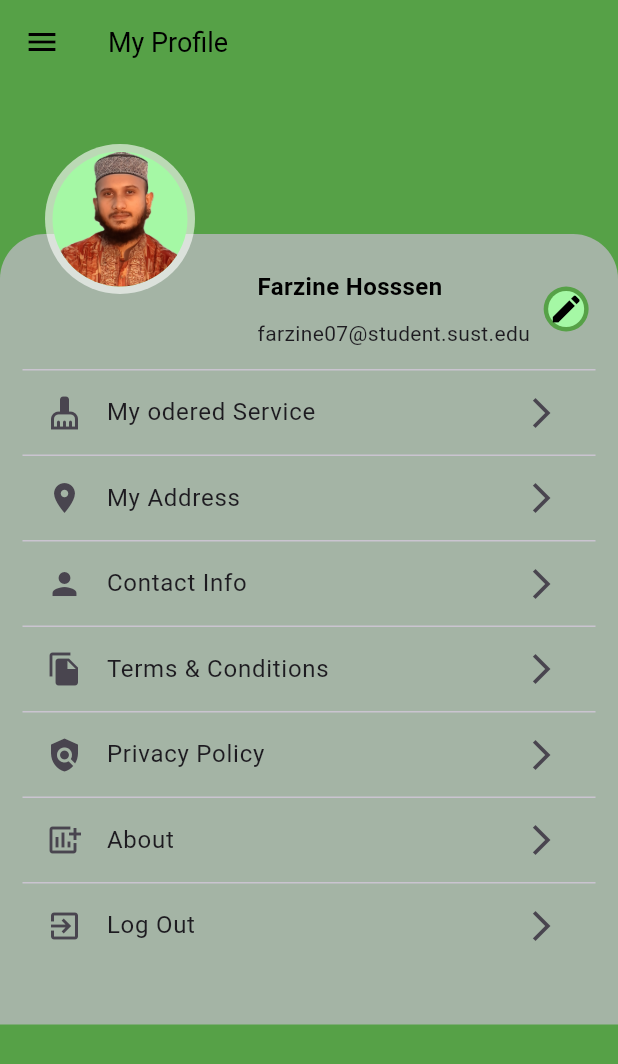
After one commit to Farzine/waste_management_and_recycle_application, a Flutter app: the MyProfile screen opened directly, on a phone screen of 412 x 824 dp. The commit adds this screen. Shown: the top 1064 px of the screen. Run offline on Flutter 3.47's test engine with Material 3 defaults, Android fonts, the phone set to English and light mode, and no system bars; our stand-ins replace firebase_auth, firebase_core, flutter_signin_button, google_sign_in; accounts and stored records are empty.

Commit message:
added my profile page

```diff
--- /dev/null
+++ b/lib/screens/my_profile/my_profile.dart
@@ -0,0 +1,135 @@
+import 'package:flutter/material.dart';
+import 'package:waste_management_and_recycle_application/screens/home/drawer_side.dart';
+
+class MyProfile extends StatelessWidget {
+  @override
+  Widget listTile({required IconData icon, required String title}) {
+    return Column(
+      children: [
+        Divider(
+          height: 1,
+        ),
+        ListTile(
+          leading: Icon(icon),
+          title: Text(title),
+          trailing: Icon(Icons.arrow_forward_ios),
+        ),
+      ],
+    );
+  }
+
+  Widget build(BuildContext context) {
+    return Scaffold(
+      backgroundColor: Color.fromARGB(255, 86, 161, 71),
+      appBar: AppBar(
+        iconTheme: IconThemeData(color: Colors.black),
+        backgroundColor: Color.fromARGB(255, 86, 161, 71),
+        elevation: 0.0,
+        title: Text(
+          'My Profile',
+          style: TextStyle(
+            color: Colors.black,
+            fontSize: 18,
+          ),
+        ),
+      ),
+      drawer: DrawerSide(),
+      body: Stack(
+        children: [
+          Column(
+            children: [
+              Container(
+                height: 100,
+                color: Color.fromARGB(255, 86, 161, 71),
+              ),
+              Container(
+                height: 527,
+                width: double.infinity,
+                padding: EdgeInsets.symmetric(horizontal: 15, vertical: 10),
+                decoration: BoxDecoration(
+                  color: Color.fromARGB(255, 164, 180, 165),
+                  borderRadius: BorderRadius.only(
+                    topLeft: Radius.circular(30),
+                    topRight: Radius.circular(30),
+                  ),
+                ),
+                child: ListView(
+                  children: [
+                    Row(
+                      mainAxisAlignment: MainAxisAlignment.end,
+                      children: [
+                        Container(
+                          width: 250,
+                          height: 80,
+                          padding: EdgeInsets.only(left: 20),
+                          child: Row(
+                            mainAxisAlignment: MainAxisAlignment.spaceAround,
+                            children: [
+                              Column(
+                                mainAxisAlignment: MainAxisAlignment.center,
+                                crossAxisAlignment: CrossAxisAlignment.start,
+                                children: [
+                                  Text(
+                                    'Farzine Hosssen',
+                                    style: TextStyle(
+                                        fontSize: 16,
+                                        fontWeight: FontWeight.bold,
+                                        color: Colors.black),
+                                  ),
+                                  SizedBox(
+                                    height: 10,
+                                  ),
+                                  Text('farzine07@student.sust.edu'),
+                                ],
+                              ),
+                              CircleAvatar(
+                                radius: 15,
+                                backgroundColor:
+                                    Color.fromARGB(255, 86, 161, 71),
+                                child: CircleAvatar(
+                                  radius: 12,
+                                  child: Icon(
+                                    Icons.edit,
+                                    color: Colors.black,
+                                  ),
+                                  backgroundColor:
+                                      Color.fromARGB(255, 165, 248, 165),
+                                ),
+                              ),
+                            ],
+                          ),
+                        ),
+                      ],
+                    ),
+                    listTile(
+                        icon: Icons.cleaning_services,
+                        title: 'My odered Service'),
+                    listTile(icon: Icons.location_on, title: 'My Address'),
+                    listTile(icon: Icons.person, title: 'Contact Info'),
+                    listTile(
+                        icon: Icons.file_copy, title: 'Terms & Conditions'),
+                    listTile(icon: Icons.policy, title: 'Privacy Policy'),
+                    listTile(icon: Icons.add_chart, title: 'About'),
+                    listTile(icon: Icons.exit_to_app, title: 'Log Out'),
+                  ],
+                ),
+              ),
+            ],
+          ),
+          Padding(
+            padding: const EdgeInsets.only(top: 40, left: 30),
+            child: CircleAvatar(
+              radius: 50,
+              backgroundColor: Colors.white60,
+              child: CircleAvatar(
+                backgroundImage: AssetImage("assets/profile_pic.png"),
+                radius: 45,
+                backgroundColor: Color.fromARGB(255, 165, 248, 165),
+              ),
+            ),
+          ),
+        ],
+      ),
+    );
+  }
+}
--- a/pubspec.yaml
+++ b/pubspec.yaml
@@ -37,5 +37,6 @@ flutter:
     - assets/eWaste.png
     - assets/plastic_waste.png
     - assets/Garbage.png
+    - assets/profile_pic.png
 
   uses-material-design: true
```
Also changed, not shown: lib/screens/home/drawer_side.dart (+71 -9 lines), assets/profile_pic.png (added).
